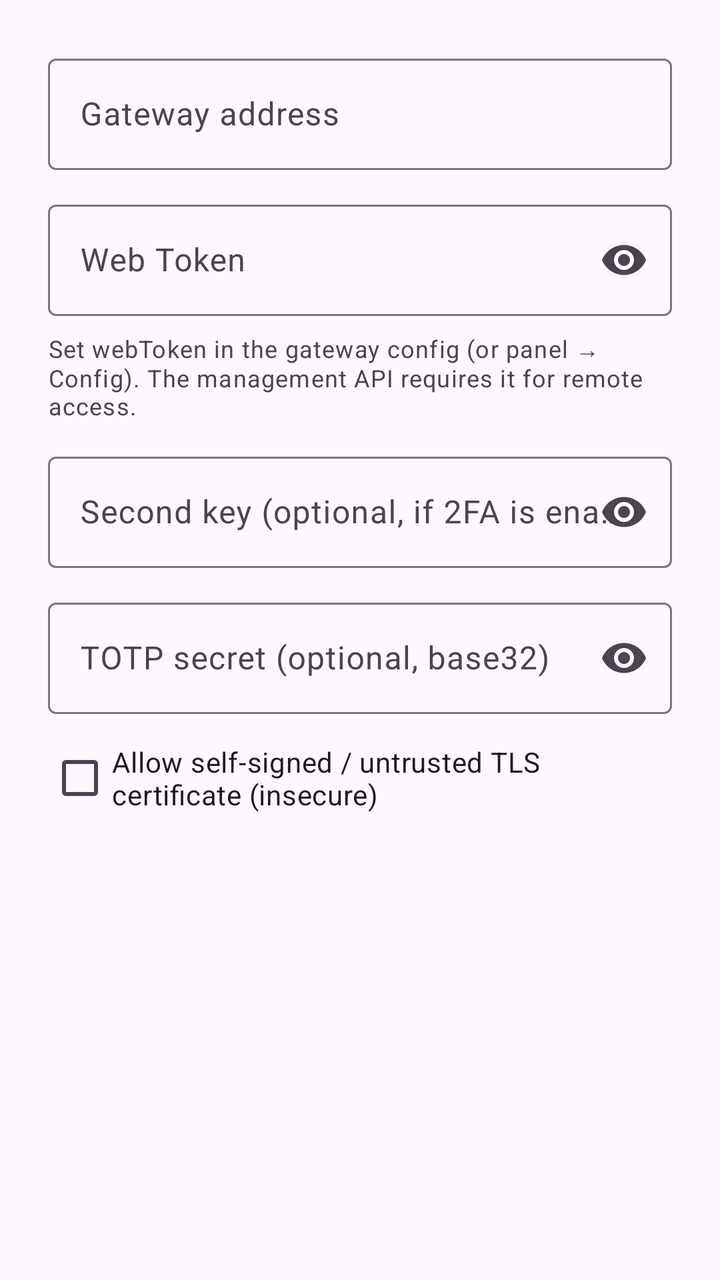
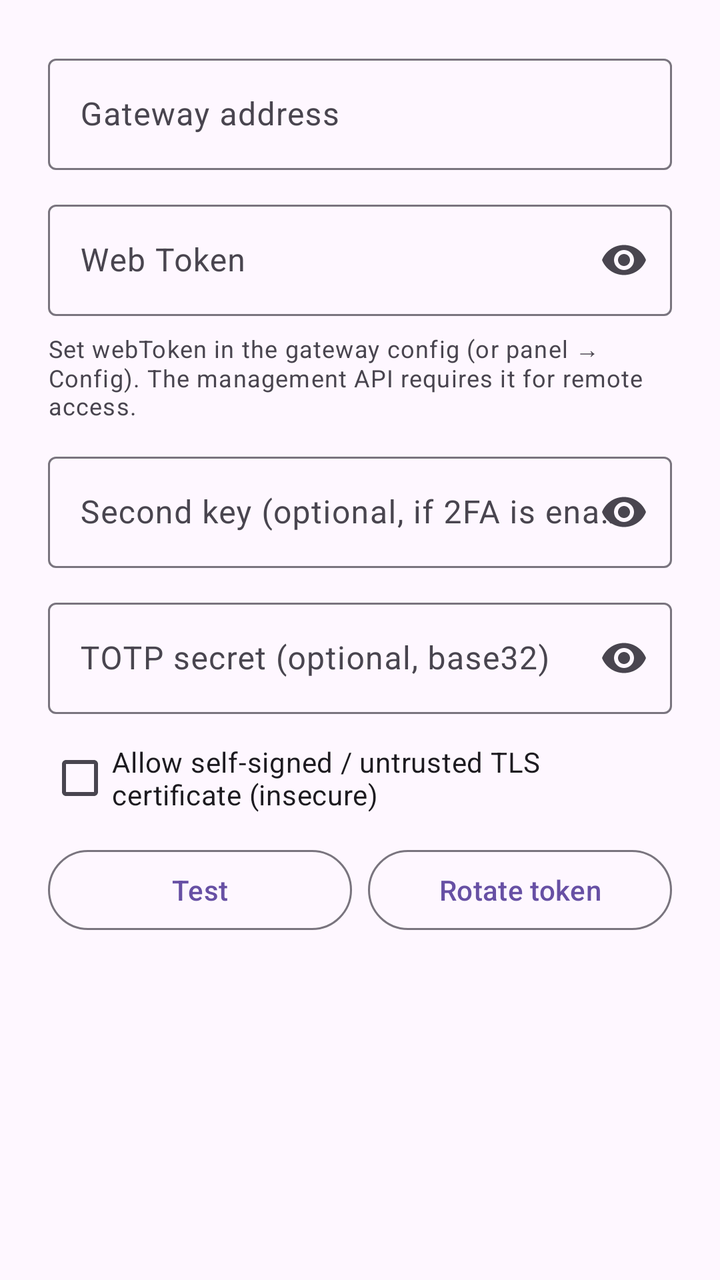

An Android layout rendered at two revisions. The XML below is the earlier revision; the diff shows what the commit changed to produce the second picture.
<!-- AndroidManifest.xml: application theme Theme.AIGateway -->
<!-- res/layout/dialog_connection.xml -->
<?xml version="1.0" encoding="utf-8"?>
<LinearLayout xmlns:android="http://schemas.android.com/apk/res/android"
    xmlns:app="http://schemas.android.com/apk/res-auto"
    android:layout_width="match_parent"
    android:layout_height="wrap_content"
    android:orientation="vertical"
    android:padding="24dp">

    <com.google.android.material.textfield.TextInputLayout
        android:layout_width="match_parent"
        android:layout_height="wrap_content"
        android:hint="@string/connect_host"
        style="@style/Widget.Material3.TextInputLayout.OutlinedBox">

        <com.google.android.material.textfield.TextInputEditText
            android:id="@+id/editUrl"
            android:layout_width="match_parent"
            android:layout_height="wrap_content"
            android:inputType="textUri" />
    </com.google.android.material.textfield.TextInputLayout>

    <com.google.android.material.textfield.TextInputLayout
        android:layout_width="match_parent"
        android:layout_height="wrap_content"
        android:layout_marginTop="12dp"
        android:hint="@string/admin_web_token"
        app:endIconMode="password_toggle"
        style="@style/Widget.Material3.TextInputLayout.OutlinedBox">

        <com.google.android.material.textfield.TextInputEditText
            android:id="@+id/editKey"
            android:layout_width="match_parent"
            android:layout_height="wrap_content"
            android:inputType="textPassword" />
    </com.google.android.material.textfield.TextInputLayout>

    <TextView
        android:layout_width="match_parent"
        android:layout_height="wrap_content"
        android:layout_marginTop="8dp"
        android:text="@string/admin_web_token_hint"
        android:textAppearance="?attr/textAppearanceBodySmall"
        android:textColor="?attr/colorOnSurfaceVariant" />

    <com.google.android.material.textfield.TextInputLayout
        android:layout_width="match_parent"
        android:layout_height="wrap_content"
        android:layout_marginTop="12dp"
        android:hint="@string/admin_second_key"
        app:endIconMode="password_toggle"
        style="@style/Widget.Material3.TextInputLayout.OutlinedBox">

        <com.google.android.material.textfield.TextInputEditText
            android:id="@+id/editSecondKey"
            android:layout_width="match_parent"
            android:layout_height="wrap_content"
            android:inputType="textPassword" />
    </com.google.android.material.textfield.TextInputLayout>

    <com.google.android.material.textfield.TextInputLayout
        android:layout_width="match_parent"
        android:layout_height="wrap_content"
        android:layout_marginTop="12dp"
        android:hint="@string/admin_totp_secret"
        app:endIconMode="password_toggle"
        style="@style/Widget.Material3.TextInputLayout.OutlinedBox">

        <com.google.android.material.textfield.TextInputEditText
            android:id="@+id/editTotpSecret"
            android:layout_width="match_parent"
            android:layout_height="wrap_content"
            android:inputType="textPassword" />
    </com.google.android.material.textfield.TextInputLayout>

    <com.google.android.material.checkbox.MaterialCheckBox
        android:id="@+id/cbAllowInsecure"
        android:layout_width="match_parent"
        android:layout_height="wrap_content"
        android:layout_marginTop="8dp"
        android:text="@string/admin_allow_insecure_tls" />

</LinearLayout>
<!-- resources referenced by this layout -->
<resources>
  <string name="admin_allow_insecure_tls">Allow self-signed / untrusted TLS certificate (insecure)</string>
  <string name="admin_second_key">Second key (optional, if 2FA is enabled)</string>
  <string name="admin_totp_secret">TOTP secret (optional, base32)</string>
  <string name="admin_web_token">Web Token</string>
  <string name="admin_web_token_hint">Set webToken in the gateway config (or panel → Config). The management API requires it for remote access.</string>
  <string name="connect_host">Gateway address</string>
  <color name="md_primary">#6750A4</color>
  <color name="md_on_primary">#FFFFFF</color>
  <color name="md_primary_container">#EADDFF</color>
  <color name="md_on_primary_container">#21005D</color>
  <color name="md_secondary">#625B71</color>
  <color name="md_on_secondary">#FFFFFF</color>
  <color name="md_secondary_container">#E8DEF8</color>
  <color name="md_on_secondary_container">#1D192B</color>
  <color name="md_tertiary">#7D5260</color>
  <color name="md_on_tertiary">#FFFFFF</color>
  <color name="md_tertiary_container">#FFD8E4</color>
  <color name="md_on_tertiary_container">#31111D</color>
  <color name="md_error">#B3261E</color>
  <color name="md_on_error">#FFFFFF</color>
  <color name="md_error_container">#F9DEDC</color>
  <color name="md_on_error_container">#410E0B</color>
  <color name="md_background">#FEF7FF</color>
  <color name="md_on_background">#1D1B20</color>
  <color name="md_surface">#FEF7FF</color>
  <color name="md_on_surface">#1D1B20</color>
  <color name="md_surface_variant">#E7E0EC</color>
  <color name="md_on_surface_variant">#49454F</color>
  <color name="md_outline">#79747E</color>
  <color name="md_outline_variant">#CAC4D0</color>
  <color name="md_surface_container">#F3EDF7</color>
  <color name="md_surface_container_high">#ECE6F0</color>
  <!-- unchanged entries left out for length: 1 -->
</resources>

<!-- the commit's change to res/layout/dialog_connection.xml (unified diff, before → after) -->
@@ -79,4 +79,28 @@
         android:layout_marginTop="8dp"
         android:text="@string/admin_allow_insecure_tls" />
 
+    <LinearLayout
+        android:layout_width="match_parent"
+        android:layout_height="wrap_content"
+        android:layout_marginTop="8dp"
+        android:orientation="horizontal">
+
+        <com.google.android.material.button.MaterialButton
+            android:id="@+id/btnTest"
+            style="@style/Widget.Material3.Button.OutlinedButton"
+            android:layout_width="0dp"
+            android:layout_height="wrap_content"
+            android:layout_weight="1"
+            android:text="@string/admin_test_connection" />
+
+        <com.google.android.material.button.MaterialButton
+            android:id="@+id/btnRotate"
+            style="@style/Widget.Material3.Button.OutlinedButton"
+            android:layout_width="0dp"
+            android:layout_height="wrap_content"
+            android:layout_marginStart="8dp"
+            android:layout_weight="1"
+            android:text="@string/admin_rotate_token" />
+    </LinearLayout>
+
 </LinearLayout>
<!-- resource entries referenced after the edit -->
@@ -1,7 +1,9 @@
 <!-- resources referenced by this layout -->
 <resources>
   <string name="admin_allow_insecure_tls">Allow self-signed / untrusted TLS certificate (insecure)</string>
+  <string name="admin_rotate_token">Rotate token</string>
   <string name="admin_second_key">Second key (optional, if 2FA is enabled)</string>
+  <string name="admin_test_connection">Test</string>
   <string name="admin_totp_secret">TOTP secret (optional, base32)</string>
   <string name="admin_web_token">Web Token</string>
   <string name="admin_web_token_hint">Set webToken in the gateway config (or panel → Config). The management API requires it for remote access.</string>
